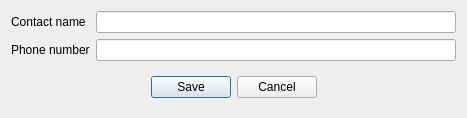
Above: Forms/dlgguestinfo.ui from End1-1/Cafe5 before the change. Below: the same form after it.
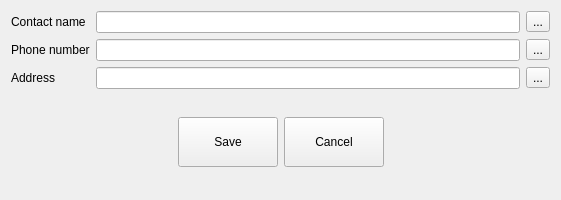
That is the form after the change. Icons and pictures are not drawn.

Diff of the .ui file:
```diff
--- a/Forms/dlgguestinfo.ui
+++ b/Forms/dlgguestinfo.ui
@@ -6,14 +6,31 @@
    <rect>
     <x>0</x>
     <y>0</y>
-    <width>467</width>
-    <height>111</height>
+    <width>561</width>
+    <height>200</height>
    </rect>
   </property>
   <property name="windowTitle">
    <string>Guest info</string>
   </property>
-  <layout class="QFormLayout" name="formLayout">
+  <layout class="QGridLayout" name="gridLayout">
+   <item row="3" column="0">
+    <widget class="QLabel" name="label_3">
+     <property name="text">
+      <string>Address</string>
+     </property>
+    </widget>
+   </item>
+   <item row="3" column="1">
+    <widget class="QLineEdit" name="leAddress"/>
+   </item>
+   <item row="2" column="0">
+    <widget class="QLabel" name="label_2">
+     <property name="text">
+      <string>Phone number</string>
+     </property>
+    </widget>
+   </item>
    <item row="0" column="0">
     <widget class="QLabel" name="label">
      <property name="text">
@@ -24,19 +41,69 @@
    <item row="0" column="1">
     <widget class="QLineEdit" name="leContactName"/>
    </item>
-   <item row="1" column="0">
-    <widget class="QLabel" name="label_2">
-     <property name="text">
-      <string>Phone number</string>
-     </property>
-    </widget>
-   </item>
-   <item row="1" column="1">
+   <item row="2" column="1">
     <widget class="QLineEdit" name="lePhoneNumber"/>
    </item>
-   <item row="2" column="0" colspan="2">
+   <item row="0" column="2">
+    <widget class="QToolButton" name="btnEditContact">
+     <property name="text">
+      <string>...</string>
+     </property>
+     <property name="icon">
+      <iconset resource="../Waiter/resources/res.qrc">
+       <normaloff>:/edit.png</normaloff>:/edit.png</iconset>
+     </property>
+     <property name="iconSize">
+      <size>
+       <width>32</width>
+       <height>32</height>
+      </size>
+     </property>
+    </widget>
+   </item>
+   <item row="2" column="2">
+    <widget class="QToolButton" name="btnEditPhone">
+     <property name="text">
+      <string>...</string>
+     </property>
+     <property name="icon">
+      <iconset resource="../Waiter/resources/res.qrc">
+       <normaloff>:/edit.png</normaloff>:/edit.png</iconset>
+     </property>
+     <property name="iconSize">
+      <size>
+       <width>32</width>
+       <height>32</height>
+      </size>
+     </property>
+    </widget>
+   </item>
+   <item row="3" column="2">
+    <widget class="QToolButton" name="btnEditAddress">
+     <property name="text">
+      <string>...</string>
+     </property>
+     <property name="icon">
+      <iconset resource="../Waiter/resources/res.qrc">
+       <normaloff>:/edit.png</normaloff>:/edit.png</iconset>
+     </property>
+     <property name="iconSize">
+      <size>
+       <width>32</width>
+       <height>32</height>
+      </size>
+     </property>
+    </widget>
+   </item>
+   <item row="4" column="0" colspan="3">
     <widget class="QWidget" name="widget" native="true">
      <layout class="QHBoxLayout" name="horizontalLayout">
+      <property name="topMargin">
+       <number>0</number>
+      </property>
+      <property name="bottomMargin">
+       <number>0</number>
+      </property>
       <item>
        <spacer name="horizontalSpacer">
         <property name="orientation">
@@ -51,14 +118,26 @@
        </spacer>
       </item>
       <item>
-       <widget class="QPushButton" name="btnSave">
+       <widget class="QToolButton" name="btnSave">
+        <property name="minimumSize">
+         <size>
+          <width>100</width>
+          <height>50</height>
+         </size>
+        </property>
         <property name="text">
          <string>Save</string>
         </property>
        </widget>
       </item>
       <item>
-       <widget class="QPushButton" name="btnCancel">
+       <widget class="QToolButton" name="btnCancel">
+        <property name="minimumSize">
+         <size>
+          <width>100</width>
+          <height>50</height>
+         </size>
+        </property>
         <property name="text">
          <string>Cancel</string>
         </property>
```
Left out of the diff: 9 changed lines with no effect on the pictures.
